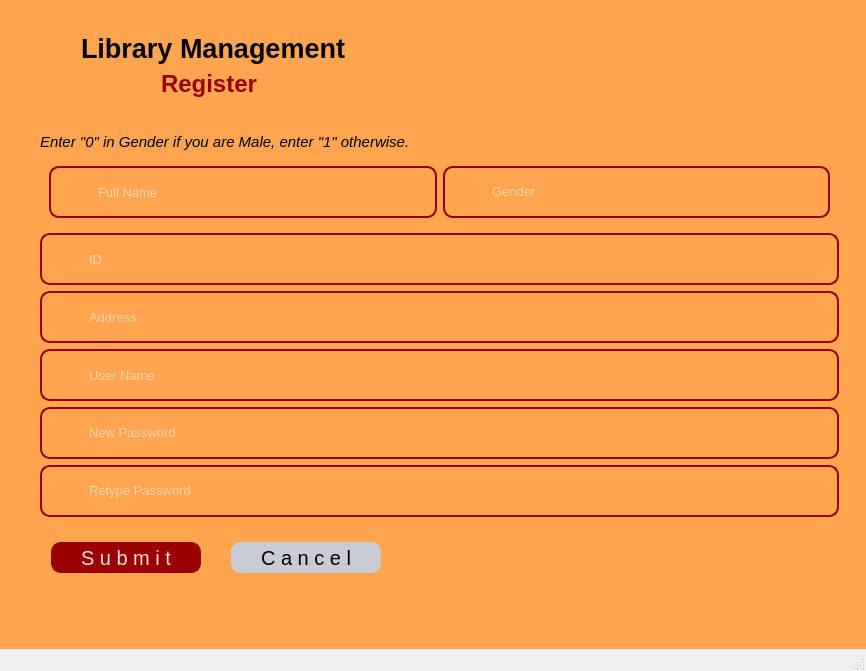
First picture: the form in BMS/loginpage.ui, repository hoangtrungnguyen1010/Library-Management, before the edit.
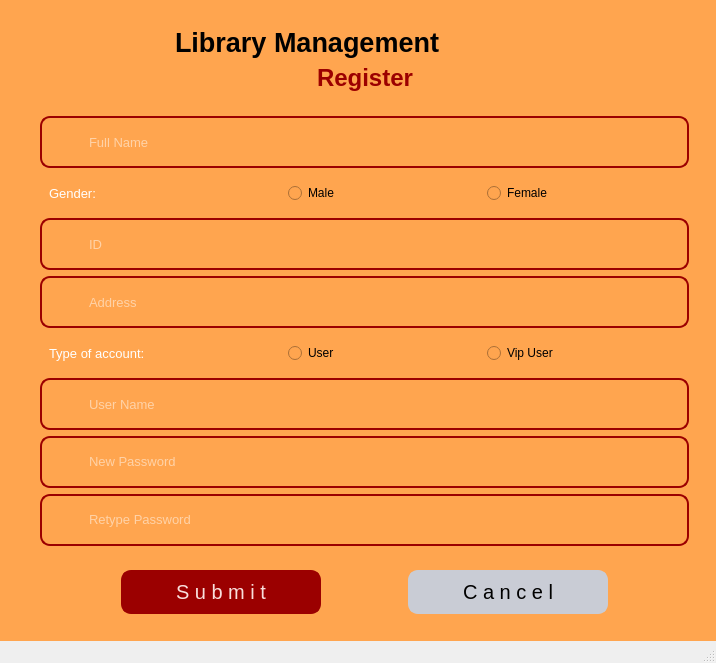
Second picture: the form after the edit. The open tabs and pages were chosen to show the change. Icons and pictures are not drawn.

Diff of the .ui file:
```diff
--- a/BMS/loginpage.ui
+++ b/BMS/loginpage.ui
@@ -6,8 +6,8 @@
    <rect>
     <x>0</x>
     <y>0</y>
-    <width>866</width>
-    <height>671</height>
+    <width>716</width>
+    <height>663</height>
    </rect>
   </property>
   <property name="windowTitle">
@@ -71,7 +71,6 @@
              <property name="font">
               <font>
                <pointsize>20</pointsize>
-               <weight>75</weight>
                <italic>false</italic>
                <bold>true</bold>
               </font>
@@ -114,7 +113,6 @@
              <property name="font">
               <font>
                <pointsize>16</pointsize>
-               <weight>75</weight>
                <bold>true</bold>
               </font>
              </property>
@@ -273,6 +271,42 @@
              </layout>
             </widget>
            </item>
+           <item>
+            <widget class="QWidget" name="widget_15" native="true">
+             <layout class="QHBoxLayout" name="horizontalLayout_16">
+              <item>
+               <widget class="QRadioButton" name="loginUser">
+                <property name="text">
+                 <string>User</string>
+                </property>
+               </widget>
+              </item>
+              <item>
+               <spacer name="horizontalSpacer_16">
+                <property name="orientation">
+                 <enum>Qt::Horizontal</enum>
+                </property>
+                <property name="sizeType">
+                 <enum>QSizePolicy::Minimum</enum>
+                </property>
+                <property name="sizeHint" stdset="0">
+                 <size>
+                  <width>40</width>
+                  <height>20</height>
+                 </size>
+                </property>
+               </spacer>
+              </item>
+              <item>
+               <widget class="QRadioButton" name="loginAdmin">
+                <property name="text">
+                 <string>Admin</string>
+                </property>
+               </widget>
+              </item>
+             </layout>
+            </widget>
+           </item>
           </layout>
          </widget>
         </item>
@@ -373,43 +407,70 @@
        <layout class="QVBoxLayout" name="verticalLayout_7">
         <item>
          <widget class="QWidget" name="widget_2" native="true">
-          <widget class="QLabel" name="label_7">
-           <property name="geometry">
-            <rect>
-             <x>50</x>
-             <y>10</y>
-             <width>271</width>
-             <height>41</height>
-            </rect>
-           </property>
-           <property name="font">
-            <font>
-             <pointsize>20</pointsize>
-             <weight>75</weight>
-             <italic>false</italic>
-             <bold>true</bold>
-            </font>
-           </property>
-           <property name="styleSheet">
-            <string notr="true">color: black</string>
-           </property>
-           <property name="text">
-            <string>Library Management</string>
-           </property>
-          </widget>
+          <layout class="QGridLayout" name="gridLayout">
+           <item row="0" column="0">
+            <spacer name="horizontalSpacer_4">
+             <property name="orientation">
+              <enum>Qt::Horizontal</enum>
+             </property>
+             <property name="sizeType">
+              <enum>QSizePolicy::Expanding</enum>
+             </property>
+             <property name="sizeHint" stdset="0">
+              <size>
+               <width>40</width>
+               <height>20</height>
+              </size>
+             </property>
+            </spacer>
+           </item>
+           <item row="1" column="4">
+            <spacer name="horizontalSpacer_5">
+             <property name="orientation">
+              <enum>Qt::Horizontal</enum>
+             </property>
+             <property name="sizeHint" stdset="0">
+              <size>
+               <width>40</width>
+               <height>20</height>
+              </size>
+             </property>
+            </spacer>
+           </item>
+           <item row="1" column="0">
+            <spacer name="horizontalSpacer_3">
+             <property name="orientation">
+              <enum>Qt::Horizontal</enum>
+             </property>
+             <property name="sizeType">
+              <enum>QSizePolicy::Expanding</enum>
+             </property>
+             <property name="sizeHint" stdset="0">
+              <size>
+               <width>40</width>
+               <height>20</height>
+              </size>
+             </property>
+            </spacer>
+           </item>
+           <item row="0" column="4">
+            <spacer name="horizontalSpacer_6">
+             <property name="orientation">
+              <enum>Qt::Horizontal</enum>
+             </property>
+             <property name="sizeHint" stdset="0">
+              <size>
+               <width>40</width>
+               <height>20</height>
+              </size>
+             </property>
+            </spacer>
+           </item>
+           <item row="1" column="2">
           <widget class="QLabel" name="label_10">
-           <property name="geometry">
-            <rect>
-             <x>130</x>
-             <y>50</y>
-             <width>101</width>
-             <height>31</height>
-            </rect>
-           </property>
            <property name="font">
             <font>
              <pointsize>18</pointsize>
-             <weight>75</weight>
              <bold>true</bold>
             </font>
            </property>
@@ -420,31 +481,57 @@
             <string>Register</string>
            </property>
           </widget>
+           </item>
+           <item row="1" column="1">
+            <spacer name="horizontalSpacer_7">
+             <property name="orientation">
+              <enum>Qt::Horizontal</enum>
+             </property>
+             <property name="sizeHint" stdset="0">
+              <size>
+               <width>40</width>
+               <height>20</height>
+              </size>
+             </property>
+            </spacer>
+           </item>
+           <item row="0" column="1" colspan="3">
+            <widget class="QLabel" name="label_7">
+             <property name="font">
+              <font>
+               <pointsize>20</pointsize>
+               <italic>false</italic>
+               <bold>true</bold>
+              </font>
+             </property>
+             <property name="styleSheet">
+              <string notr="true">color: black</string>
+             </property>
+             <property name="text">
+              <string>Library Management</string>
+             </property>
+            </widget>
+           </item>
+           <item row="1" column="3">
+            <spacer name="horizontalSpacer_8">
+             <property name="orientation">
+              <enum>Qt::Horizontal</enum>
+             </property>
+             <property name="sizeHint" stdset="0">
+              <size>
+               <width>40</width>
+               <height>20</height>
+              </size>
+             </property>
+            </spacer>
+           </item>
+          </layout>
          </widget>
         </item>
         <item>
          <widget class="QWidget" name="widget_7" native="true">
           <layout class="QVBoxLayout" name="verticalLayout_6">
            <item>
-            <widget class="QLabel" name="label_27">
-             <property name="font">
-              <font>
-               <pointsize>11</pointsize>
-               <italic>true</italic>
-              </font>
-             </property>
-             <property name="styleSheet">
-              <string notr="true">color: black</string>
-             </property>
-             <property name="text">
-              <string>Enter &quot;0&quot; in Gender if you are Male, enter &quot;1&quot; otherwise.</string>
-             </property>
-            </widget>
-           </item>
-           <item>
-            <widget class="QWidget" name="widget" native="true">
-             <layout class="QHBoxLayout" name="horizontalLayout_6">
-              <item>
                <widget class="QFrame" name="frame_7">
                 <property name="minimumSize">
                  <size>
@@ -454,7 +541,7 @@
                 </property>
                 <property name="maximumSize">
                  <size>
-                  <width>500</width>
+               <width>2000</width>
                   <height>200</height>
                  </size>
                 </property>
@@ -523,56 +610,10 @@
                </widget>
               </item>
               <item>
-               <widget class="QFrame" name="frame_11">
-                <property name="minimumSize">
-                 <size>
-                  <width>110</width>
-                  <height>0</height>
-                 </size>
-                </property>
-                <property name="styleSheet">
-                 <string notr="true">#frame_11{
-border-radius: 10px;
-border: 2px solid #9B0000;
-}</string>
-                </property>
-                <property name="frameShape">
-                 <enum>QFrame::StyledPanel</enum>
-                </property>
-                <property name="frameShadow">
-                 <enum>QFrame::Raised</enum>
-                </property>
-                <layout class="QHBoxLayout" name="horizontalLayout_11">
+            <widget class="QWidget" name="widget" native="true">
+             <layout class="QHBoxLayout" name="horizontalLayout_6">
                  <item>
-                  <widget class="QLabel" name="label_15">
-                   <property name="minimumSize">
-                    <size>
-                     <width>30</width>
-                     <height>30</height>
-                    </size>
-                   </property>
-                   <property name="maximumSize">
-                    <size>
-                     <width>30</width>
-                     <height>30</height>
-                    </size>
-                   </property>
-                   <property name="styleSheet">
-                    <string notr="true"/>
-                   </property>
-                   <property name="text">
-                    <string/>
-                   </property>
-                   <property name="pixmap">
-                    <pixmap resource="Resource.qrc">:/WhiteIcons/Resource/White/users.svg</pixmap>
-                   </property>
-                   <property name="scaledContents">
-                    <bool>true</bool>
-                   </property>
-                  </widget>
-                 </item>
-                 <item>
-                  <widget class="QLineEdit" name="gender">
+               <widget class="QLabel" name="label_20">
                    <property name="font">
                     <font>
                      <pointsize>10</pointsize>
@@ -583,15 +624,39 @@
 background-color: transparent;
 border: none</string>
                    </property>
-                   <property name="echoMode">
-                    <enum>QLineEdit::Normal</enum>
-                   </property>
-                   <property name="placeholderText">
-                    <string>Gender</string>
-                   </property>
-                  </widget>
-                 </item>
-                </layout>
+                <property name="text">
+                 <string>Gender:</string>
+                </property>
+               </widget>
+              </item>
+              <item>
+               <spacer name="horizontalSpacer_2">
+                <property name="orientation">
+                 <enum>Qt::Horizontal</enum>
+                </property>
+                <property name="sizeType">
+                 <enum>QSizePolicy::Fixed</enum>
+                </property>
+                <property name="sizeHint" stdset="0">
+                 <size>
+                  <width>40</width>
+                  <height>20</height>
+                 </size>
+                </property>
+               </spacer>
+              </item>
+              <item>
+               <widget class="QRadioButton" name="maleCheck">
+                <property name="text">
+                 <string>Male</string>
+                </property>
+               </widget>
+              </item>
+              <item>
+               <widget class="QRadioButton" name="femaleCheck">
+                <property name="text">
+                 <string>Female</string>
+                </property>
                </widget>
               </item>
              </layout>
@@ -759,6 +824,60 @@
              </layout>
             </widget>
            </item>
+           <item>
+            <widget class="QWidget" name="widget_14" native="true">
+             <layout class="QHBoxLayout" name="horizontalLayout_11">
+              <item>
+               <widget class="QLabel" name="label_15">
+                <property name="font">
+                 <font>
+                  <pointsize>10</pointsize>
+                  <bold>false</bold>
+                 </font>
+                </property>
+                <property name="styleSheet">
+                 <string notr="true">color: white;
+background-color: transparent;
+border: none</string>
+                </property>
+                <property name="text">
+                 <string>Type of account:</string>
+                </property>
+               </widget>
+              </item>
+              <item>
+               <spacer name="horizontalSpacer">
+                <property name="orientation">
+                 <enum>Qt::Horizontal</enum>
+                </property>
+                <property name="sizeType">
+                 <enum>QSizePolicy::Fixed</enum>
+                </property>
+                <property name="sizeHint" stdset="0">
+                 <size>
+                  <width>40</width>
+                  <height>20</height>
+                 </size>
+                </property>
+               </spacer>
+              </item>
+              <item>
+               <widget class="QRadioButton" name="userCheck">
+                <property name="text">
+                 <string>User</string>
+                </property>
+               </widget>
+              </item>
+              <item>
+               <widget class="QRadioButton" name="vipuserCheck">
+                <property name="text">
+                 <string>Vip User</string>
+                </property>
+               </widget>
+              </item>
+             </layout>
+            </widget>
+           </item>
            <item>
             <widget class="QFrame" name="frame_9">
              <property name="minimumSize">
@@ -968,15 +1087,9 @@
         </item>
         <item>
          <widget class="QWidget" name="widget_5" native="true">
+          <layout class="QHBoxLayout" name="horizontalLayout_21">
+           <item>
           <widget class="QPushButton" name="pushButton_4">
-           <property name="geometry">
-            <rect>
-             <x>20</x>
-             <y>10</y>
-             <width>150</width>
-             <height>31</height>
-            </rect>
-           </property>
            <property name="minimumSize">
             <size>
              <width>150</width>
@@ -992,7 +1105,6 @@
            <property name="font">
             <font>
              <pointsize>15</pointsize>
-             <weight>50</weight>
              <bold>false</bold>
             </font>
            </property>
@@ -1013,15 +1125,9 @@
             <string>S u b m i t</string>
            </property>
           </widget>
+           </item>
+           <item>
           <widget class="QPushButton" name="pushButton_5">
-           <property name="geometry">
-            <rect>
-             <x>200</x>
-             <y>10</y>
-             <width>150</width>
-             <height>31</height>
-            </rect>
-           </property>
            <property name="minimumSize">
             <size>
              <width>150</width>
@@ -1037,7 +1143,6 @@
            <property name="font">
             <font>
              <pointsize>15</pointsize>
-             <weight>50</weight>
              <bold>false</bold>
             </font>
            </property>
@@ -1058,6 +1163,8 @@
             <string>C a n c e l</string>
            </property>
           </widget>
+           </item>
+          </layout>
          </widget>
         </item>
        </layout>
@@ -1066,19 +1173,90 @@
        <layout class="QVBoxLayout" name="verticalLayout_9">
         <item>
          <widget class="QWidget" name="widget_8" native="true">
+          <layout class="QGridLayout" name="gridLayout_2">
+           <item row="1" column="5">
+            <spacer name="horizontalSpacer_13">
+             <property name="orientation">
+              <enum>Qt::Horizontal</enum>
+             </property>
+             <property name="sizeHint" stdset="0">
+              <size>
+               <width>40</width>
+               <height>20</height>
+              </size>
+             </property>
+            </spacer>
+           </item>
+           <item row="0" column="0" colspan="2">
+            <spacer name="horizontalSpacer_10">
+             <property name="orientation">
+              <enum>Qt::Horizontal</enum>
+             </property>
+             <property name="sizeHint" stdset="0">
+              <size>
+               <width>40</width>
+               <height>20</height>
+              </size>
+             </property>
+            </spacer>
+           </item>
+           <item row="0" column="4" colspan="2">
+            <spacer name="horizontalSpacer_11">
+             <property name="orientation">
+              <enum>Qt::Horizontal</enum>
+             </property>
+             <property name="sizeHint" stdset="0">
+              <size>
+               <width>40</width>
+               <height>20</height>
+              </size>
+             </property>
+            </spacer>
+           </item>
+           <item row="1" column="1">
+            <spacer name="horizontalSpacer_14">
+             <property name="orientation">
+              <enum>Qt::Horizontal</enum>
+             </property>
+             <property name="sizeHint" stdset="0">
+              <size>
+               <width>40</width>
+               <height>20</height>
+              </size>
+             </property>
+            </spacer>
+           </item>
+           <item row="1" column="4">
+            <spacer name="horizontalSpacer_15">
+             <property name="orientation">
+              <enum>Qt::Horizontal</enum>
+             </property>
+             <property name="sizeHint" stdset="0">
+              <size>
+               <width>40</width>
+               <height>20</height>
+              </size>
+             </property>
+            </spacer>
+           </item>
+           <item row="1" column="0">
+            <spacer name="horizontalSpacer_12">
+             <property name="orientation">
+              <enum>Qt::Horizontal</enum>
+             </property>
+             <property name="sizeHint" stdset="0">
+              <size>
+               <width>40</width>
+               <height>20</height>
+              </size>
+             </property>
+            </spacer>
+           </item>
+           <item row="0" column="2" colspan="2">
           <widget class="QLabel" name="label_9">
-           <property name="geometry">
-            <rect>
-             <x>50</x>
-             <y>0</y>
-             <width>271</width>
-             <height>51</height>
-            </rect>
-           </property>
            <property name="font">
             <font>
              <pointsize>20</pointsize>
-             <weight>75</weight>
              <italic>false</italic>
              <bold>true</bold>
             </font>
@@ -1090,19 +1268,12 @@
             <string>Library Management</string>
            </property>
           </widget>
+           </item>
+           <item row="1" column="2">
           <widget class="QLabel" name="label_18">
-           <property name="geometry">
-            <rect>
-             <x>90</x>
-             <y>50</y>
-             <width>191</width>
-             <height>41</height>
-            </rect>
-           </property>
            <property name="font">
             <font>
              <pointsize>18</pointsize>
-             <weight>75</weight>
              <bold>true</bold>
             </font>
            </property>
@@ -1110,9 +1281,11 @@
             <string notr="true">color: #9B0000</string>
            </property>
            <property name="text">
-            <string>Forgot password</string>
-           </property>
-          </widget>
+              <string>     Forgot password</string>
+             </property>
+            </widget>
+           </item>
+          </layout>
          </widget>
         </item>
         <item>
@@ -1126,6 +1299,12 @@
              <height>21</height>
             </rect>
            </property>
+           <property name="minimumSize">
+            <size>
+             <width>350</width>
+             <height>0</height>
+            </size>
+           </property>
            <property name="font">
             <font>
              <pointsize>11</pointsize>
@@ -1164,7 +1343,6 @@
               <property name="font">
                <font>
                 <pointsize>13</pointsize>
-                <weight>75</weight>
                 <italic>false</italic>
                 <bold>true</bold>
                </font>
@@ -1179,37 +1357,12 @@
             </item>
            </layout>
           </widget>
-          <widget class="QLabel" name="label_30">
-           <property name="geometry">
-            <rect>
-             <x>10</x>
-             <y>80</y>
-             <width>351</width>
-             <height>21</height>
-            </rect>
-           </property>
-           <property name="font">
-            <font>
-             <pointsize>11</pointsize>
-             <italic>true</italic>
-            </font>
-           </property>
-           <property name="styleSheet">
-            <string notr="true">color: black</string>
-           </property>
-           <property name="text">
-            <string>Enter &quot;0&quot; in Gender if you are Male, enter &quot;1&quot; otherwise.</string>
-           </property>
-          </widget>
          </widget>
         </item>
         <item>
          <widget class="QWidget" name="widget_9" native="true">
           <layout class="QVBoxLayout" name="verticalLayout_8">
            <item>
-            <widget class="QWidget" name="widget_10" native="true">
-             <layout class="QHBoxLayout" name="horizontalLayout_14">
-              <item>
                <widget class="QFrame" name="frame_14">
                 <property name="minimumSize">
                  <size>
@@ -1288,56 +1441,10 @@
                </widget>
               </item>
               <item>
-               <widget class="QFrame" name="frame_15">
-                <property name="minimumSize">
-                 <size>
-                  <width>110</width>
-                  <height>0</height>
-                 </size>
-                </property>
-                <property name="styleSheet">
-                 <string notr="true">#frame_15{
-border-radius: 10px;
-border: 2px solid #9B0000;
-}</string>
-                </property>
-                <property name="frameShape">
-                 <enum>QFrame::StyledPanel</enum>
-                </property>
-                <property name="frameShadow">
-                 <enum>QFrame::Raised</enum>
-                </property>
-                <layout class="QHBoxLayout" name="horizontalLayout_16">
+            <widget class="QWidget" name="widget_10" native="true">
+             <layout class="QHBoxLayout" name="horizontalLayout_14">
                  <item>
-                  <widget class="QLabel" name="label_20">
-                   <property name="minimumSize">
-                    <size>
-                     <width>30</width>
-                     <height>30</height>
-                    </size>
-                   </property>
-                   <property name="maximumSize">
-                    <size>
-                     <width>30</width>
-                     <height>30</height>
-                    </size>
-                   </property>
-                   <property name="styleSheet">
-                    <string notr="true"/>
-                   </property>
-                   <property name="text">
-                    <string/>
-                   </property>
-                   <property name="pixmap">
-                    <pixmap resource="Resource.qrc">:/WhiteIcons/Resource/White/users.svg</pixmap>
-                   </property>
-                   <property name="scaledContents">
-                    <bool>true</bool>
-                   </property>
-                  </widget>
-                 </item>
-                 <item>
-                  <widget class="QLineEdit" name="gender_2">
+               <widget class="QLabel" name="label_27">
                    <property name="font">
                     <font>
                      <pointsize>10</pointsize>
@@ -1348,15 +1455,39 @@
 background-color: transparent;
 border: none</string>
                    </property>
-                   <property name="echoMode">
-                    <enum>QLineEdit::Normal</enum>
-                   </property>
-                   <property name="placeholderText">
-                    <string>Gender?</string>
-                   </property>
-                  </widget>
-                 </item>
-                </layout>
+                <property name="text">
+                 <string>Gender:</string>
+                </property>
+               </widget>
+              </item>
+              <item>
+               <spacer name="horizontalSpacer_9">
+                <property name="orientation">
+                 <enum>Qt::Horizontal</enum>
+                </property>
+                <property name="sizeType">
+                 <enum>QSizePolicy::Fixed</enum>
+                </property>
+                <property name="sizeHint" stdset="0">
+                 <size>
+                  <width>40</width>
+                  <height>20</height>
+                 </size>
+                </property>
+               </spacer>
+              </item>
+              <item>
+               <widget class="QRadioButton" name="maleCheck_2">
+                <property name="text">
+                 <string>Male</string>
+                </property>
+               </widget>
+              </item>
+              <item>
+               <widget class="QRadioButton" name="femaleCheck_2">
+                <property name="text">
+                 <string>Female</string>
+                </property>
                </widget>
               </item>
              </layout>
@@ -1607,15 +1738,9 @@
         </item>
         <item>
          <widget class="QWidget" name="widget_11" native="true">
+          <layout class="QHBoxLayout" name="horizontalLayout_22">
+           <item>
           <widget class="QPushButton" name="pushButton_6">
-           <property name="geometry">
-            <rect>
-             <x>20</x>
-             <y>30</y>
-             <width>150</width>
-             <height>31</height>
-            </rect>
-           </property>
            <property name="minimumSize">
             <size>
              <width>150</width>
@@ -1631,7 +1756,6 @@
            <property name="font">
             <font>
              <pointsize>15</pointsize>
-             <weight>50</weight>
              <bold>false</bold>
             </font>
            </property>
@@ -1652,15 +1776,9 @@
             <string>S u b m i t</string>
            </property>
           </widget>
+           </item>
+           <item>
           <widget class="QPushButton" name="pushButton_7">
-           <property name="geometry">
-            <rect>
-             <x>200</x>
-             <y>30</y>
-             <width>150</width>
-             <height>31</height>
-            </rect>
-           </property>
            <property name="minimumSize">
             <size>
              <width>150</width>
@@ -1676,7 +1794,6 @@
            <property name="font">
             <font>
              <pointsize>15</pointsize>
-             <weight>50</weight>
              <bold>false</bold>
             </font>
            </property>
@@ -1697,6 +1814,8 @@
             <string>C a n c e l</string>
            </property>
           </widget>
+           </item>
+          </layout>
          </widget>
         </item>
        </layout>
```
Lines whose indentation alone changed are shown as unchanged.
